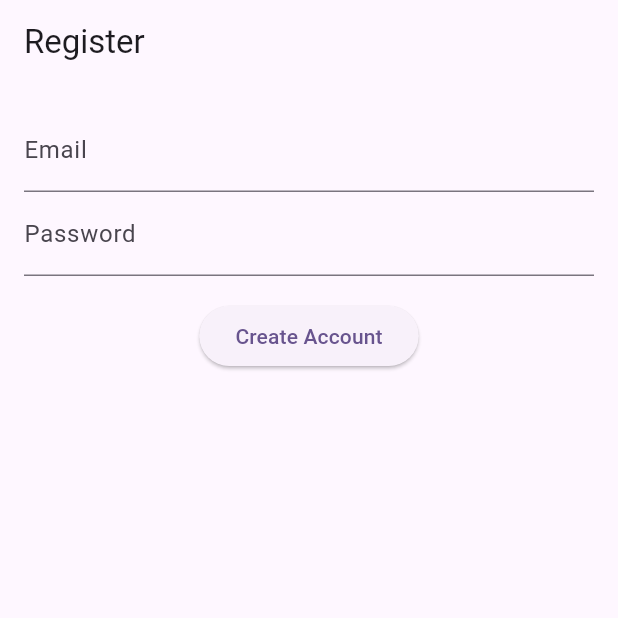
After one commit to Nemog17/techstore-flutter, a Flutter app: the RegisterScreen screen opened by its route, on a phone screen of 412 x 824 dp, the top half of it. The commit adds this screen. Run offline on Flutter 3.47's test engine with Material 3 defaults, Android fonts, the phone set to English and light mode, and no system bars; our stand-ins replace flutter_riverpod, go_router; network calls fail.

Commit message:
Enhance UI and add registration

```diff
--- a/lib/providers/product_provider.dart
+++ b/lib/providers/product_provider.dart
@@ -22,6 +22,12 @@ class ProductListNotifier extends StateNotifier<AsyncValue<List<Product>>> {
       state = AsyncValue.data(value.where((p) => p.id != id).toList());
     }
   }
+
+  void add(Product product) {
+    if (state case AsyncData(:final value)) {
+      state = AsyncValue.data([...value, product]);
+    }
+  }
 }
 
 final productListProvider = StateNotifierProvider<ProductListNotifier, AsyncValue<List<Product>>>((ref) {
--- a/lib/screens/login_screen.dart
+++ b/lib/screens/login_screen.dart
@@ -25,6 +25,10 @@ class LoginScreen extends ConsumerWidget {
               },
               child: const Text('Login'),
             ),
+            TextButton(
+              onPressed: () => Navigator.pushNamed(context, '/register'),
+              child: const Text('Create an account'),
+            ),
           ],
         ),
       ),
--- /dev/null
+++ b/lib/screens/register_screen.dart
@@ -0,0 +1,43 @@
+import 'package:flutter/material.dart';
+import 'package:flutter_riverpod/flutter_riverpod.dart';
+import '../providers/auth_provider.dart';
+
+class RegisterScreen extends ConsumerWidget {
+  const RegisterScreen({super.key});
+
+  @override
+  Widget build(BuildContext context, WidgetRef ref) {
+    final emailController = TextEditingController();
+    final passwordController = TextEditingController();
+    return Scaffold(
+      appBar: AppBar(title: const Text('Register')),
+      body: Padding(
+        padding: const EdgeInsets.all(16.0),
+        child: Column(
+          children: [
+            TextField(
+              controller: emailController,
+              decoration: const InputDecoration(labelText: 'Email'),
+            ),
+            TextField(
+              controller: passwordController,
+              decoration: const InputDecoration(labelText: 'Password'),
+              obscureText: true,
+            ),
+            const SizedBox(height: 16),
+            ElevatedButton(
+              onPressed: () {
+                ref.read(authProvider.notifier).login(
+                      emailController.text,
+                      passwordController.text,
+                    );
+                Navigator.pop(context);
+              },
+              child: const Text('Create Account'),
+            ),
+          ],
+        ),
+      ),
+    );
+  }
+}
```
Also changed, not shown: lib/app.dart (+6 -1 lines), lib/screens/admin/admin_panel.dart (+49 -2 lines), lib/screens/home_screen.dart (+31 -5 lines), lib/screens/payment_screen.dart (+29 -3 lines), lib/screens/product_detail_screen.dart (+17 -12 lines).
